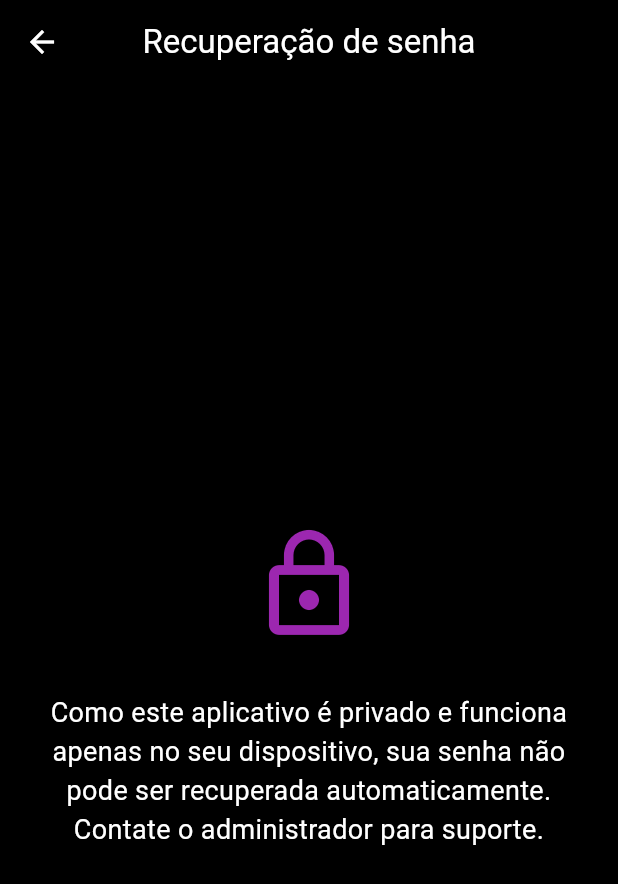
After one commit to jacksonlmp/cash_control, a Flutter app: the ForgotPassword screen opened directly, on a phone screen of 412 x 824 dp. The commit adds this screen. Shown: the top 884 px of the screen. Run offline on Flutter 3.47's test engine with Material 3 defaults, Android fonts, the phone set to English and light mode, and no system bars; our stand-ins replace shared_preferences, sqflite; accounts and stored records are empty.

Commit message:
Tela de recuperação de senha

```diff
--- /dev/null
+++ b/lib/ui/widgets/forgot_password.screen.dart
@@ -0,0 +1,45 @@
+import 'package:flutter/material.dart';
+
+class ForgotPassword extends StatelessWidget {
+  const ForgotPassword({super.key});
+
+  @override
+  Widget build(BuildContext context) {
+    return Scaffold(
+      backgroundColor: Colors.black,
+      appBar: AppBar(
+        leading: IconButton(
+          icon: const Icon(Icons.arrow_back, color: Colors.white),
+          onPressed: () => Navigator.of(context).pop(),
+        ),
+        backgroundColor: Colors.black,
+        elevation: 0,
+        title: const Text(
+          'Recuperação de senha',
+          style: TextStyle(color: Colors.white),
+        ),
+        centerTitle: true,
+      ),
+      body: Center(
+        child: SingleChildScrollView(
+          child: Padding(
+            padding: const EdgeInsets.symmetric(horizontal: 30.0),
+            child: Column(
+              mainAxisAlignment: MainAxisAlignment.center,
+              children: [
+                const SizedBox(height: 36),
+                Icon(Icons.lock_outline, size: 80, color: Colors.purple),
+                const SizedBox(height: 32),
+                const Text(
+                  'Como este aplicativo é privado e funciona apenas no seu dispositivo, sua senha não pode ser recuperada automaticamente. Contate o administrador para suporte.',
+                  style: TextStyle(color: Colors.white, fontSize: 18),
+                  textAlign: TextAlign.center,
+                ),
+              ],
+            ),
+          ),
+        ),
+      ),
+    );
+  }
+}
--- a/lib/ui/widgets/login.screen.dart
+++ b/lib/ui/widgets/login.screen.dart
@@ -89,7 +89,7 @@ class LoginScreen extends StatelessWidget {
                   const SizedBox(height: 8),
                   TextButton(
                     onPressed: () {
-                      // Navegar para a tela de recuperação de senha
+                      Navigator.pushNamed(context, '/forgot-password');
                     },
                     child: const Text(
                       'Esqueceu sua senha?',
```
